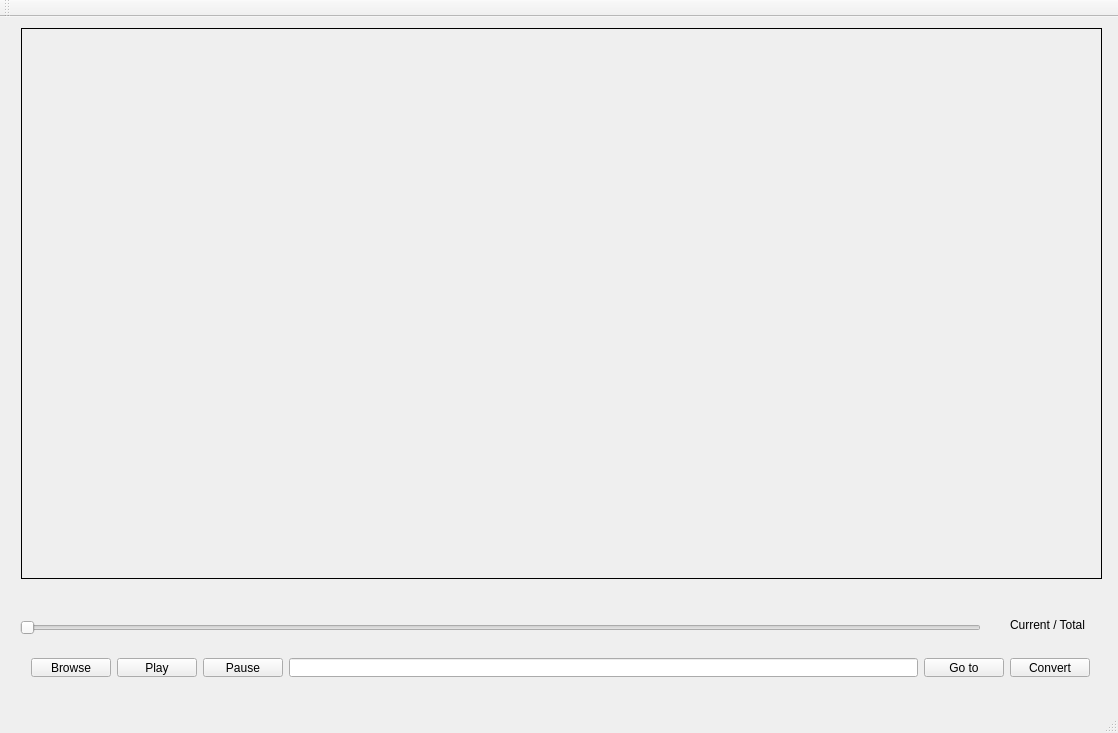
The window that app/view.ui (svk-man/MotionDetector) describes before a commit, drawn with Qt 5.
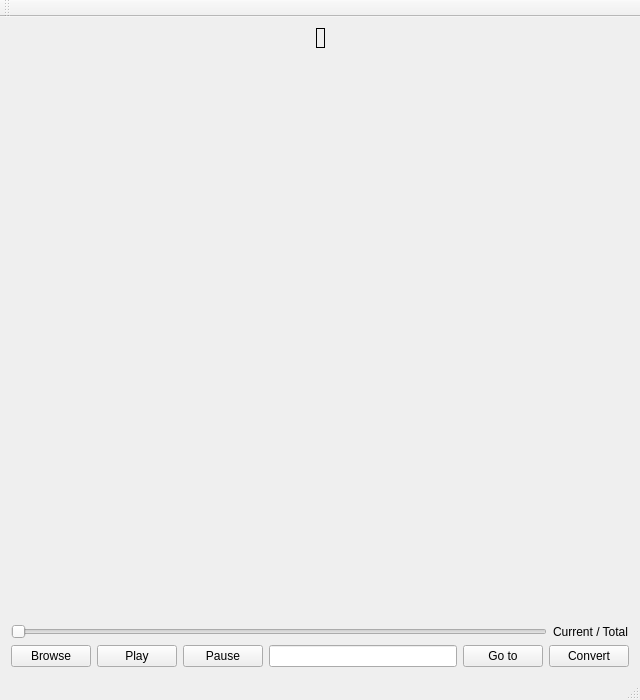
The same window after the commit.

Commit message: app: window size

Diff of the .ui file:
```diff
--- a/app/view.ui
+++ b/app/view.ui
@@ -6,39 +6,41 @@
    <rect>
     <x>0</x>
     <y>0</y>
-    <width>1118</width>
-    <height>733</height>
+    <width>640</width>
+    <height>700</height>
    </rect>
   </property>
+  <property name="sizePolicy">
+   <sizepolicy hsizetype="Preferred" vsizetype="Preferred">
+    <horstretch>0</horstretch>
+    <verstretch>0</verstretch>
+   </sizepolicy>
+  </property>
   <property name="windowTitle">
    <string>poseVideo</string>
   </property>
   <widget class="QWidget" name="centralWidget">
-   <widget class="QSlider" name="slider">
-    <property name="geometry">
-     <rect>
-      <x>20</x>
-      <y>600</y>
-      <width>961</width>
-      <height>22</height>
-     </rect>
-    </property>
+   <layout class="QVBoxLayout" name="verticalLayout">
+    <item>
+     <layout class="QHBoxLayout" name="horizontalLayout_3">
+      <item>
+       <spacer name="horizontalSpacer">
     <property name="orientation">
      <enum>Qt::Horizontal</enum>
     </property>
-   </widget>
+        <property name="sizeHint" stdset="0">
+         <size>
+          <width>40</width>
+          <height>20</height>
+         </size>
+        </property>
+       </spacer>
+      </item>
+      <item>
    <widget class="QLabel" name="display">
     <property name="enabled">
      <bool>true</bool>
     </property>
-    <property name="geometry">
-     <rect>
-      <x>21</x>
-      <y>11</y>
-      <width>1081</width>
-      <height>551</height>
-     </rect>
-    </property>
     <property name="toolTipDuration">
      <number>23</number>
     </property>
@@ -49,28 +51,54 @@
      <string/>
     </property>
    </widget>
+      </item>
+      <item>
+       <spacer name="horizontalSpacer_2">
+        <property name="orientation">
+         <enum>Qt::Horizontal</enum>
+        </property>
+        <property name="sizeHint" stdset="0">
+         <size>
+          <width>40</width>
+          <height>20</height>
+         </size>
+        </property>
+       </spacer>
+      </item>
+     </layout>
+    </item>
+    <item>
+     <spacer name="verticalSpacer">
+      <property name="orientation">
+       <enum>Qt::Vertical</enum>
+      </property>
+      <property name="sizeHint" stdset="0">
+       <size>
+        <width>20</width>
+        <height>40</height>
+       </size>
+      </property>
+     </spacer>
+    </item>
+    <item>
+     <layout class="QHBoxLayout" name="horizontalLayout_2">
+      <item>
+       <widget class="QSlider" name="slider">
+        <property name="orientation">
+         <enum>Qt::Horizontal</enum>
+        </property>
+       </widget>
+      </item>
+      <item>
    <widget class="QLabel" name="progresslabel">
-    <property name="geometry">
-     <rect>
-      <x>1010</x>
-      <y>600</y>
-      <width>83</width>
-      <height>16</height>
-     </rect>
-    </property>
     <property name="text">
      <string>Current / Total</string>
     </property>
    </widget>
-   <widget class="QWidget" name="horizontalLayoutWidget">
-    <property name="geometry">
-     <rect>
-      <x>20</x>
-      <y>630</y>
-      <width>1081</width>
-      <height>41</height>
-     </rect>
-    </property>
+      </item>
+     </layout>
+    </item>
+    <item>
     <layout class="QHBoxLayout" name="horizontalLayout">
      <item>
       <widget class="QPushButton" name="browseButton">
@@ -111,7 +139,8 @@
       </widget>
      </item>
     </layout>
-   </widget>
+    </item>
+   </layout>
   </widget>
   <widget class="QMenuBar" name="menuBar">
    <property name="geometry">
```
Left out of the diff: 2 changed lines with no effect on the pictures. Lines whose indentation alone changed are shown as unchanged. The commit also changes 1 other file.
